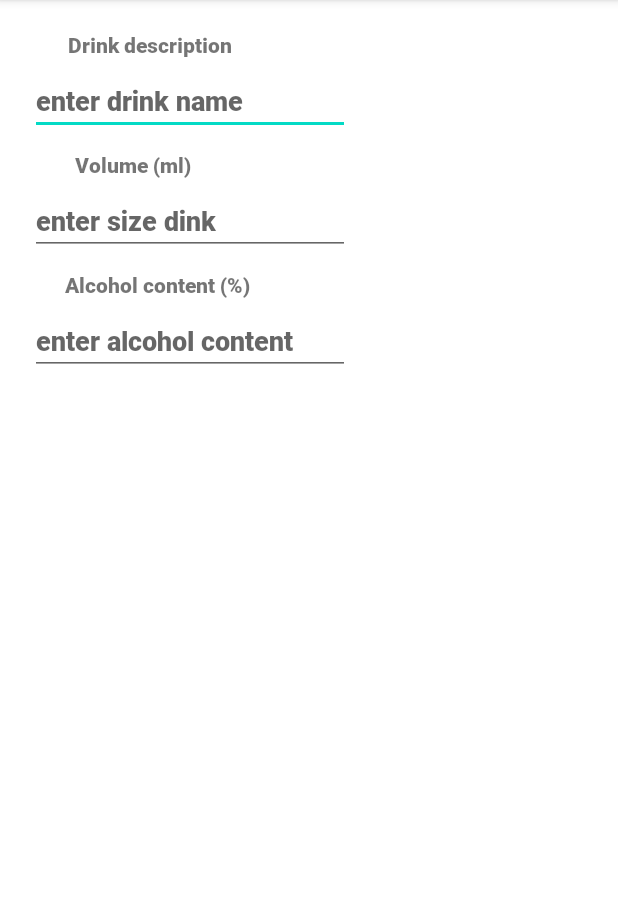
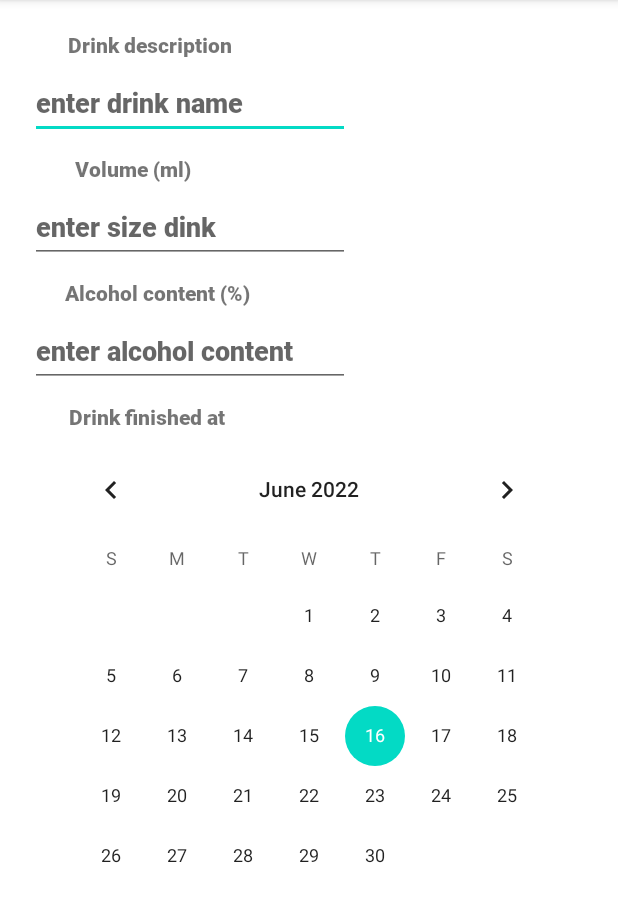
Before and after one commit to AndreaGonzato/AlcoholEstimator, an Android app: the fragment AddDrinkFragment shown on its own in the app's theme, on a phone screen of 412 x 824 dp, the part 84-1006 px from its top. Run offline under Robolectric (Android 15) with nearby library versions, the phone set to English and light mode, and no system bars.

Commit message:
add a calendarView

```diff
--- a/app/src/main/res/layout/fragment_add_drink.xml
+++ b/app/src/main/res/layout/fragment_add_drink.xml
@@ -28,16 +28,17 @@
             android:id="@+id/drinkDescriptionEditText"
             android:layout_width="wrap_content"
             android:layout_height="wrap_content"
+            android:layout_marginTop="5dp"
+            android:autofillHints="Drink type"
+            android:ems="10"
+            android:hint="@string/enter_drink_name"
+            android:inputType="textPersonName"
+            android:minHeight="48dp"
             android:text="@string/drink_type"
-            android:ems="10"
-            android:layout_marginTop="5dp"
             app:layout_constraintEnd_toEndOf="parent"
+            app:layout_constraintHorizontal_bias="0.1"
             app:layout_constraintStart_toStartOf="parent"
-            app:layout_constraintTop_toBottomOf="@id/textView2"
-            app:layout_constraintHorizontal_bias="0.1"
-            android:inputType="textPersonName"
-            android:autofillHints="Drink type"
-            android:hint="@string/enter_drink_name"/>
+            app:layout_constraintTop_toBottomOf="@id/textView2" />
 
         <TextView
             android:id="@+id/textView3"
@@ -56,14 +57,15 @@
             android:layout_width="wrap_content"
             android:layout_height="wrap_content"
             android:layout_marginTop="5dp"
+            android:autofillHints="500"
             android:ems="10"
+            android:hint="@string/enter_size_dink"
             android:inputType="number"
+            android:minHeight="48dp"
+            app:layout_constraintEnd_toEndOf="parent"
+            app:layout_constraintHorizontal_bias="0.1"
             app:layout_constraintStart_toStartOf="parent"
-            app:layout_constraintEnd_toEndOf="parent"
-            app:layout_constraintTop_toBottomOf="@+id/textView3"
-            app:layout_constraintHorizontal_bias="0.1"
-            android:autofillHints="500"
-            android:hint="@string/enter_size_dink"/>
+            app:layout_constraintTop_toBottomOf="@+id/textView3" />
 
         <TextView
             android:id="@+id/textView4"
@@ -82,14 +84,38 @@
             android:layout_width="wrap_content"
             android:layout_height="wrap_content"
             android:layout_marginTop="5dp"
+            android:autofillHints="5"
             android:ems="10"
+            android:hint="@string/enter_alcohol_content"
             android:inputType="number"
+            android:minHeight="48dp"
+            app:layout_constraintEnd_toEndOf="parent"
+            app:layout_constraintHorizontal_bias="0.1"
             app:layout_constraintStart_toStartOf="parent"
+            app:layout_constraintTop_toBottomOf="@+id/textView4" />
+
+        <TextView
+            android:id="@+id/textView5"
+            android:layout_width="wrap_content"
+            android:layout_height="wrap_content"
+            android:text="@string/drink_finished_at"
+            android:layout_marginTop="10dp"
+            app:layout_constraintTop_toBottomOf="@id/editTextNumberAlcoholContent"
             app:layout_constraintEnd_toEndOf="parent"
-            app:layout_constraintTop_toBottomOf="@+id/textView4"
-            app:layout_constraintHorizontal_bias="0.1"
-            android:autofillHints="5"
-            android:hint="@string/enter_alcohol_content"/>
+            app:layout_constraintLeft_toRightOf="parent"
+            app:layout_constraintStart_toStartOf="parent"
+            app:layout_constraintHorizontal_bias="0.15"/>
+
+        <CalendarView
+            android:id="@+id/calendarView"
+            android:layout_width="wrap_content"
+            android:layout_height="wrap_content"
+            android:layout_marginTop="5dp"
+            app:layout_constraintTop_toBottomOf="@id/textView5"
+            app:layout_constraintEnd_toEndOf="parent"
+            app:layout_constraintLeft_toRightOf="parent"
+            app:layout_constraintStart_toStartOf="parent"
+            />
 
     </androidx.constraintlayout.widget.ConstraintLayout>
 
--- a/app/src/main/res/values/strings.xml
+++ b/app/src/main/res/values/strings.xml
@@ -44,4 +44,5 @@
     <string name="enter_size_dink">enter size dink</string>
     <string name="enter_alcohol_content">enter alcohol content</string>
     <string name="add_custom_drink">Add custom drink</string>
+    <string name="drink_finished_at">Drink finished at</string>
 </resources>
```
